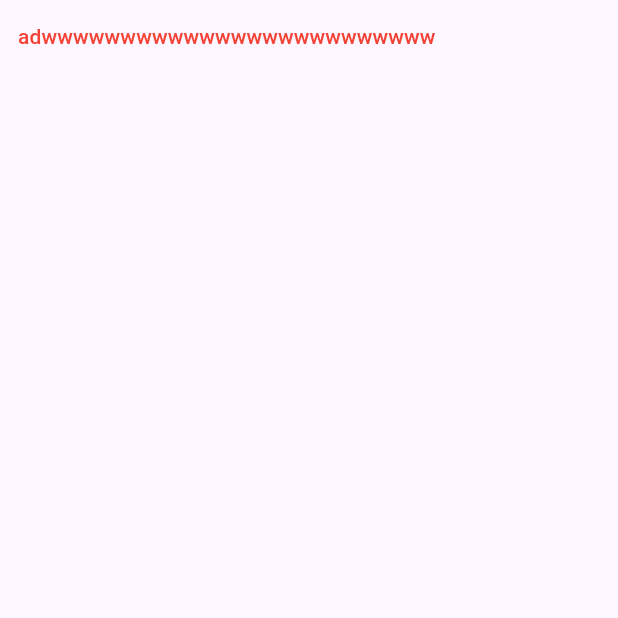
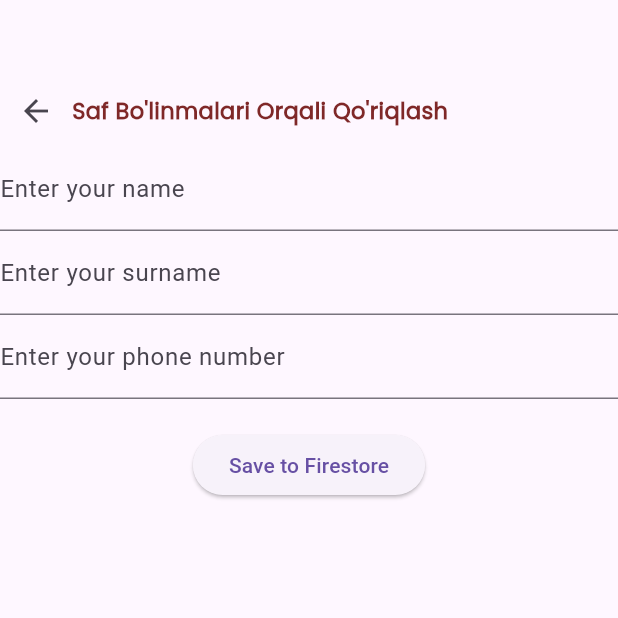
Before and after one commit to abdurasulov1441/vorismobiUXUI, a Flutter app: the ObjectSecuritySecondPage screen opened by its route, on a phone screen of 412 x 824 dp, the top half of it. Run offline on Flutter 3.47's test engine with Material 3 defaults, Android fonts, the phone set to English and light mode, and no system bars; our stand-ins replace cloud_firestore, email_validator, firebase_auth, firebase_core; accounts and stored records are empty.

```diff
--- a/lib/screens/object_security_second_page.dart
+++ b/lib/screens/object_security_second_page.dart
@@ -1,5 +1,9 @@
+import 'package:cloud_firestore/cloud_firestore.dart';
+import 'package:firebase_auth/firebase_auth.dart';
 import 'package:flutter/material.dart';
 import 'package:flutter_application_1/services/changeColorProvider.dart';
+import 'package:flutter_application_1/style/app_colors.dart';
+import 'package:flutter_application_1/style/app_style.dart';
 import 'package:provider/provider.dart';
 
 class ObjectSecuritySecondPage extends StatelessWidget {
@@ -8,19 +12,105 @@ class ObjectSecuritySecondPage extends StatelessWidget {
   @override
   Widget build(BuildContext context) {
     final model = context.watch<CounterProvider>();
+    final TextEditingController _nameController = TextEditingController();
+    final TextEditingController _surnameController = TextEditingController();
+    final TextEditingController _phoneController = TextEditingController();
+
     // model.resetColors();
     return Scaffold(
-      body: Container(
-        child: TextButton(
-          child: Text(
-            'adwwwwwwwwwwwwwwwwwwwwwwwww',
-            style: TextStyle(color: Colors.red),
+      // appBar: AppBar(
+      //   backgroundColor: AppColors.iconGuardColor,
+      //   leading: IconButton(
+      //       onPressed: () {
+      //         Navigator.pop(context);
+      //       },
+      //       icon: Icon(
+      //         Icons.arrow_back,
+      //         size: 50,
+      //       )),
+      // ),
+      body: Column(
+        children: [
+          SizedBox(
+            height: 50,
           ),
-          onPressed: () {
-            model.resetColors();
-          },
-        ),
+          Row(
+            children: [
+              IconButton(
+                  onPressed: () {
+                    Navigator.of(context).pop();
+                    model.resetColors();
+                  },
+                  icon: Icon(Icons.arrow_back)),
+              Text(
+                'Saf Bo\'linmalari Orqali Qo\'riqlash',
+                style: AppStyle.fontStyle.copyWith(
+                    color: AppColors.iconGuardColor,
+                    fontWeight: FontWeight.bold),
+              )
+            ],
+          ),
+          TextField(
+            controller: _nameController,
+            decoration: InputDecoration(labelText: 'Enter your name'),
+          ),
+          TextField(
+            controller: _surnameController,
+            decoration: InputDecoration(labelText: 'Enter your surname'),
+          ),
+          TextField(
+            controller: _phoneController,
+            decoration: InputDecoration(labelText: 'Enter your phone number'),
+            keyboardType: TextInputType.phone,
+          ),
+          SizedBox(height: 20),
+          ElevatedButton(
+            onPressed: () {
+              _saveData(
+                _nameController.text,
+                _surnameController.text,
+                _phoneController.text,
+              );
+            },
+            child: Text('Save to Firestore'),
+          ),
+          SizedBox(height: 20),
+          Expanded(child: _buildList()),
+        ],
       ),
     );
   }
 }
+
+void _saveData(String name, String surname, String phone) {
+  final user = FirebaseAuth.instance.currentUser;
+  FirebaseFirestore.instance.collection('${user?.email}').add({
+    'name': name,
+    'surname': surname,
+    'phone': phone,
+    'timestamp': FieldValue.serverTimestamp(),
+  });
+}
+
+Widget _buildList() {
+  final user = FirebaseAuth.instance.currentUser;
+  return StreamBuilder<QuerySnapshot>(
+    stream: FirebaseFirestore.instance
+        .collection('${user?.email}')
+        .orderBy('timestamp')
+        .snapshots(),
+    builder: (context, snapshot) {
+      if (!snapshot.hasData) return CircularProgressIndicator();
+      final documents = snapshot.data!.docs;
+      return ListView(
+        children: documents.map((doc) {
+          final data = doc.data() as Map<String, dynamic>;
+          return ListTile(
+            title: Text('${data['name']} ${data['surname']}'),
+            subtitle: Text(data['phone'] ?? ''),
+          );
+        }).toList(),
+      );
+    },
+  );
+}
--- a/lib/services/changeColorProvider.dart
+++ b/lib/services/changeColorProvider.dart
@@ -69,7 +69,6 @@ class CounterProvider extends ChangeNotifier {
   }
 
   resetColors() {
-    Timer(Duration(seconds: 5), () => resetColors);
     backcolor1 = AppColors.backgroundColor;
     textColor1 = AppColors.iconGuardColor;
     backcolor2 = AppColors.backgroundColor;
@@ -80,6 +79,5 @@ class CounterProvider extends ChangeNotifier {
     textColor4 = AppColors.iconGuardColor;
 
     notifyListeners();
-    Timer(Duration(seconds: 5), () => resetColors);
   }
 }
--- a/pubspec.yaml
+++ b/pubspec.yaml
@@ -45,6 +45,7 @@ dependencies:
   flutter_image_slideshow: ^0.1.6
   simple_floating_bottom_nav_bar: ^0.0.3
   dot_navigation_bar: ^1.0.2
+  cloud_firestore: ^4.17.5
 
 dev_dependencies:
   flutter_test:
```
Also changed, not shown: pubspec.lock.
